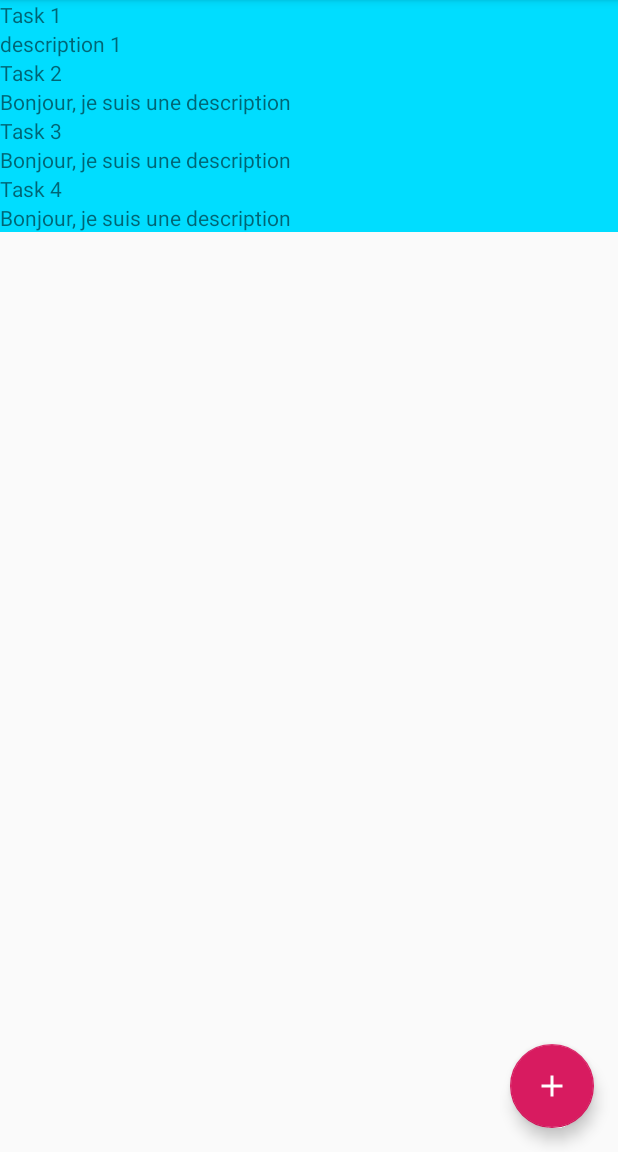
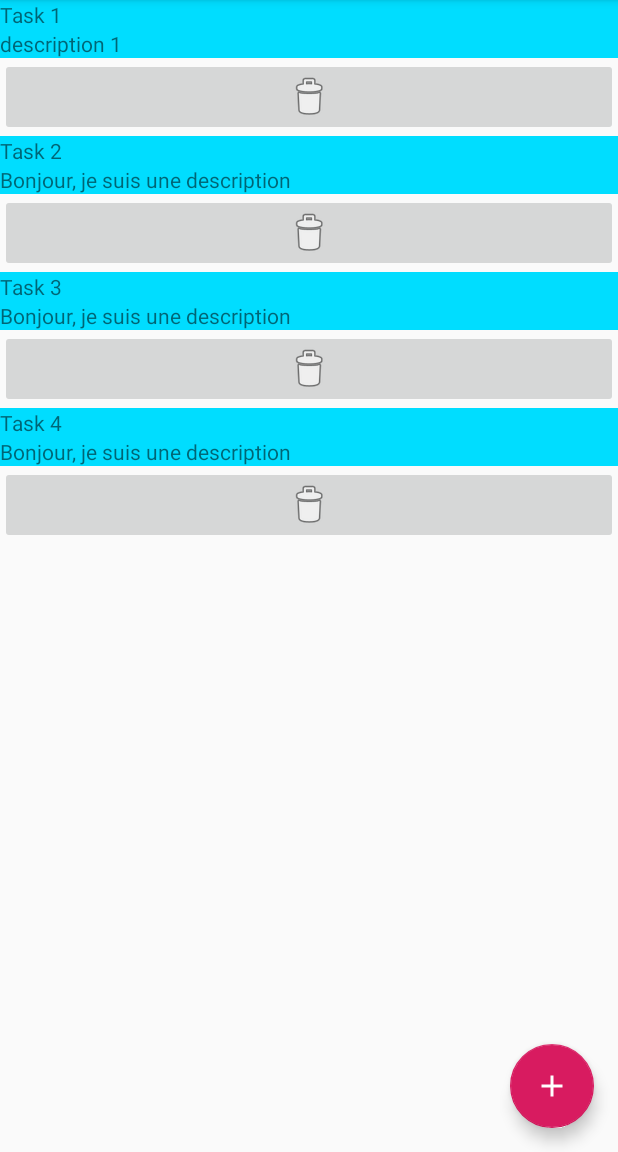
Before and after one commit to alexzerah/to-do-kotlin, an Android app: the screen it shows after launch (MainActivity), after a tap on an icon or button, on a phone screen of 412 x 824 dp, the part 84-1236 px from its top. Run offline under Robolectric (Android 15) with nearby library versions, the phone set to English and light mode, and no system bars.

Commit message:
Add delete option

```diff
--- a/app/src/main/java/com/alexzerah/todo/tasklist/TaskListAdapter.kt
+++ b/app/src/main/java/com/alexzerah/todo/tasklist/TaskListAdapter.kt
@@ -11,14 +11,20 @@ class TaskListAdapter(private val taskList: List<Task>) :
     RecyclerView.Adapter<TaskListAdapter.TaskViewHolder>() {
 
     inner class TaskViewHolder(itemView: View) : RecyclerView.ViewHolder(itemView) {
-        fun bind(taskTitle: Task) {
-            itemView.task_title.text = taskTitle.title
-            itemView.task_description.text = taskTitle.description
+        fun bind(task: Task) {
+            itemView.task_title.text = task.title
+            itemView.task_description.text = task.description
+
+            itemView.delete_task.setOnClickListener {
+                onDeleteClickListener?.invoke(task)
+            }
+
         }
     }
 
     override fun onCreateViewHolder(parent: ViewGroup, viewType: Int): TaskViewHolder {
-        val itemView = LayoutInflater.from(parent.context).inflate(R.layout.item_task, parent, false)
+        val itemView =
+            LayoutInflater.from(parent.context).inflate(R.layout.item_task, parent, false)
         return TaskViewHolder(itemView)
     }
 
@@ -30,5 +36,7 @@ class TaskListAdapter(private val taskList: List<Task>) :
         holder.bind(taskList[position])
     }
 
+    var onDeleteClickListener: ((Task) -> Unit)? = null
+
 
 }
--- a/app/src/main/java/com/alexzerah/todo/tasklist/TaskListFragment.kt
+++ b/app/src/main/java/com/alexzerah/todo/tasklist/TaskListFragment.kt
@@ -21,11 +21,17 @@ class TaskListFragment : Fragment() {
     }
 
     override fun onViewCreated(view: View, savedInstanceState: Bundle?) {
-        recycler_view.adapter = TaskListAdapter(taskList)
+        val taskListAdapter = TaskListAdapter(taskList)
+        recycler_view.adapter = taskListAdapter
         recycler_view.layoutManager = LinearLayoutManager(activity)
         floatingActionButton.setOnClickListener {
             val task = Task(id = UUID.randomUUID().toString(), title = "Task ${taskList.size + 1}")
             taskList.add(task)
+            (recycler_view.adapter as TaskListAdapter).notifyDataSetChanged()
+        }
+
+        taskListAdapter.onDeleteClickListener = {
+            task -> taskList.remove(task)
             (recycler_view.adapter as TaskListAdapter).notifyDataSetChanged()
         }
     }
--- a/app/src/main/res/layout/item_task.xml
+++ b/app/src/main/res/layout/item_task.xml
@@ -1,5 +1,6 @@
 <?xml version="1.0" encoding="utf-8"?>
 <LinearLayout xmlns:android="http://schemas.android.com/apk/res/android"
+    xmlns:app="http://schemas.android.com/apk/res-auto"
     android:orientation="vertical" android:layout_width="match_parent"
     android:layout_height="wrap_content">
 
@@ -15,4 +16,11 @@
         android:layout_width="match_parent"
         android:layout_height="wrap_content" />
 
+    <ImageButton
+        android:id="@+id/delete_task"
+        android:layout_width="match_parent"
+        android:layout_height="wrap_content"
+        android:contentDescription="@string/delete_task"
+        app:srcCompat="@android:drawable/ic_menu_delete" />
+
 </LinearLayout>
--- a/app/src/main/res/values/strings.xml
+++ b/app/src/main/res/values/strings.xml
@@ -1,3 +1,4 @@
 <resources>
     <string name="app_name">ToDoAlexandreZerah</string>
+    <string name="delete_task">delete_task</string>
 </resources>
```
